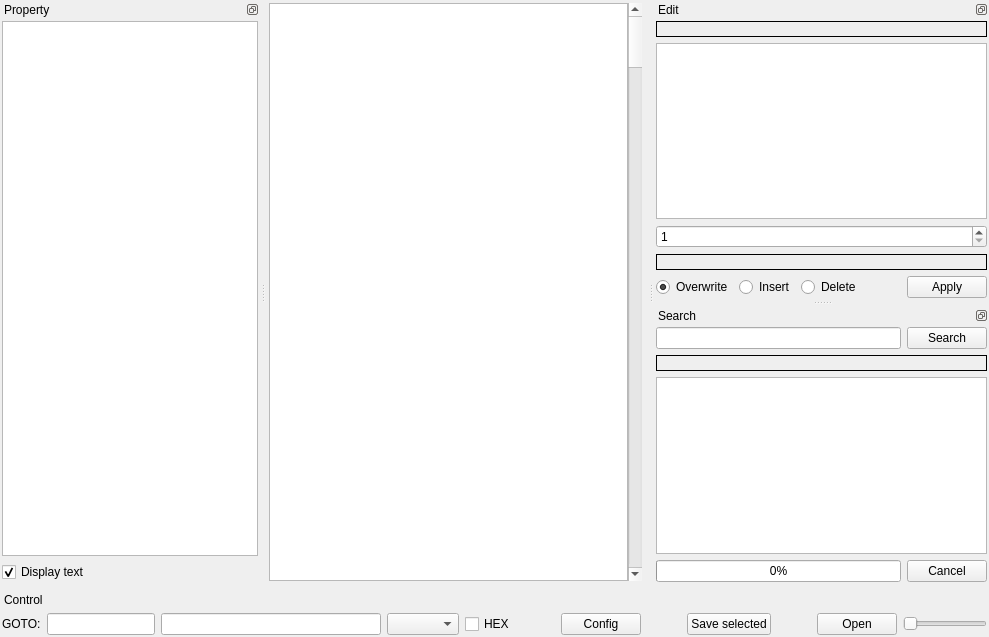
chipmunk-sm/HexEditor, file mainwindow.ui: the form before one commit.
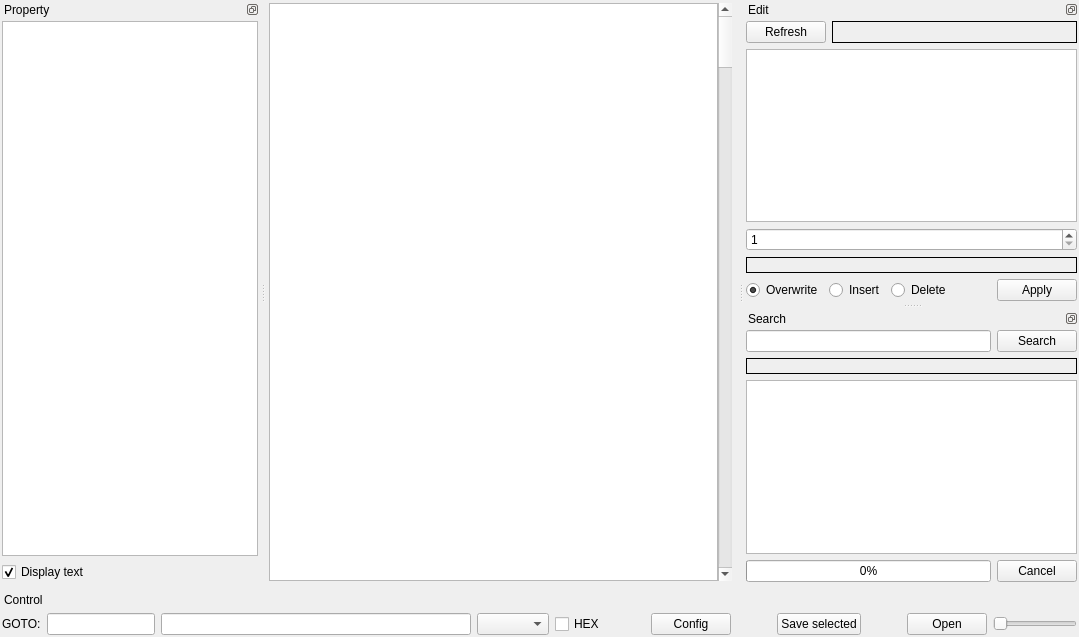
The form after the commit. Icons and pictures are not drawn. Custom widgets are drawn as their Qt base class.

Commit message: + button (refresh edit position)

What changed in the file:
```diff
--- a/mainwindow.ui
+++ b/mainwindow.ui
@@ -6,7 +6,7 @@
    <rect>
     <x>0</x>
     <y>0</y>
-    <width>989</width>
+    <width>1079</width>
     <height>637</height>
    </rect>
   </property>
@@ -104,7 +104,29 @@
       <number>2</number>
      </property>
      <item>
+      <layout class="QHBoxLayout" name="horizontalLayout_2">
+       <item>
+        <widget class="QPushButton" name="pushButton_update_position">
+         <property name="toolTip">
+          <string>Refresh</string>
+         </property>
+         <property name="text">
+          <string>Refresh</string>
+         </property>
+         <property name="icon">
+          <iconset resource="hexeditor.qrc">
+           <normaloff>:/data/synchronize.png</normaloff>:/data/synchronize.png</iconset>
+         </property>
+        </widget>
+       </item>
+       <item>
       <widget class="QLabel" name="label_operationInfo">
+         <property name="sizePolicy">
+          <sizepolicy hsizetype="MinimumExpanding" vsizetype="Preferred">
+           <horstretch>0</horstretch>
+           <verstretch>0</verstretch>
+          </sizepolicy>
+         </property>
        <property name="frameShape">
         <enum>QFrame::Box</enum>
        </property>
@@ -121,6 +143,8 @@
         <set>Qt::TextSelectableByKeyboard|Qt::TextSelectableByMouse</set>
        </property>
       </widget>
+       </item>
+      </layout>
      </item>
      <item>
       <widget class="QPlainTextEdit" name="textDataEditor"/>
```
Left out of the diff: 4 changed lines with no effect on the pictures. Lines whose indentation alone changed are shown as unchanged. The commit also changes 5 other files.
